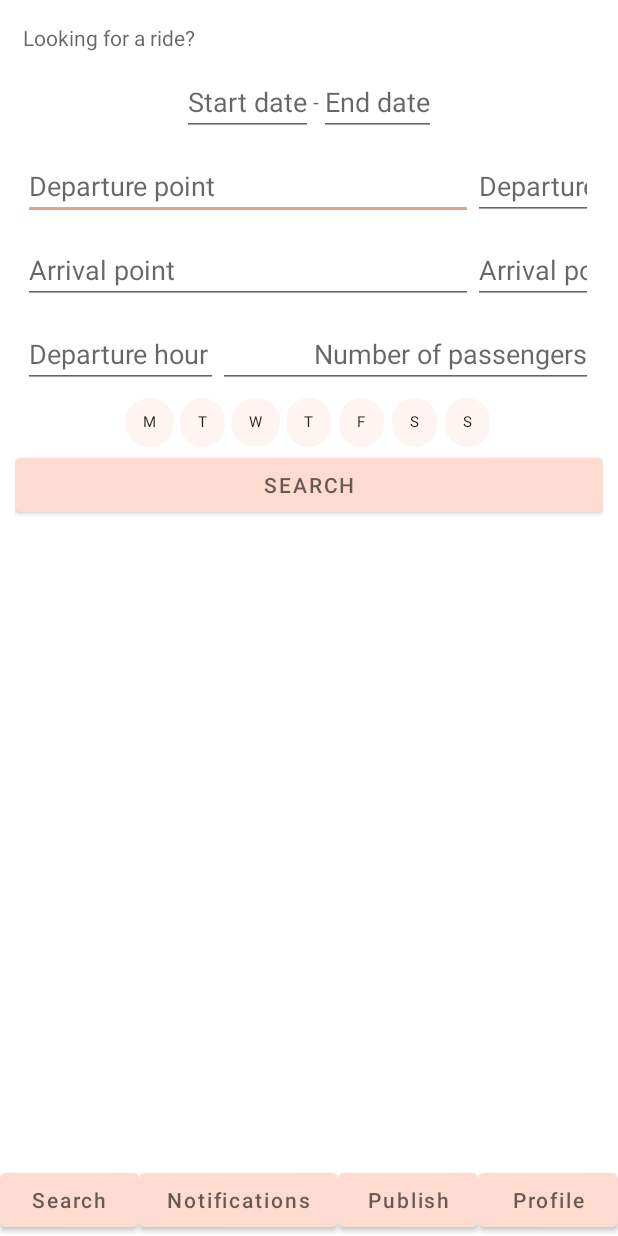
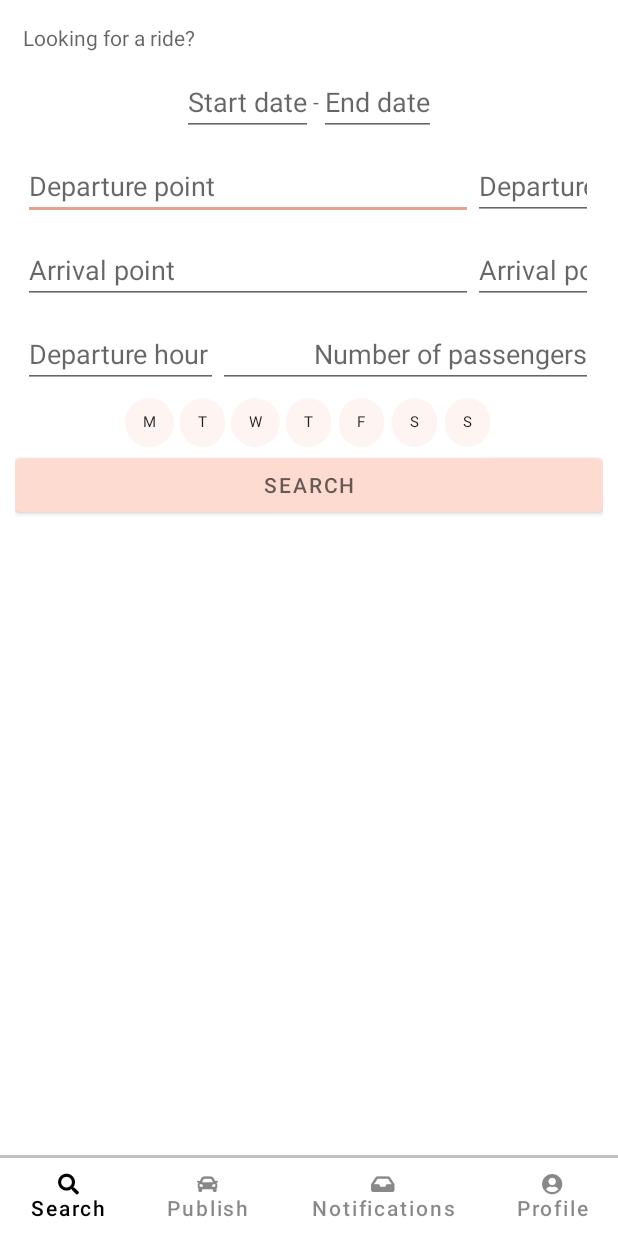
Before and after one commit to blancadomene/Driverse-Frontend, an Android app: the MainActivity screen opened directly, with no data from a screen before it, on a phone screen of 412 x 824 dp. Run offline under Robolectric (Android 15) with nearby library versions, the phone set to English and light mode, and no system bars.

Commit message:
"BottomBar style changed, fonts added."

```diff
--- a/app/build.gradle
+++ b/app/build.gradle
@@ -40,6 +40,10 @@ dependencies {
     implementation 'androidx.fragment:fragment:1.3.4'
     implementation "androidx.cardview:cardview:1.0.0"
     implementation 'com.google.android.gms:play-services-maps:17.0.1'
+    implementation 'androidx.lifecycle:lifecycle-livedata-ktx:2.3.1'
+    implementation 'androidx.lifecycle:lifecycle-viewmodel-ktx:2.3.1'
+    implementation 'androidx.navigation:navigation-fragment:2.3.0'
+    implementation 'androidx.navigation:navigation-ui:2.3.0'
     testImplementation 'junit:junit:4.13.2'
     androidTestImplementation 'androidx.test.ext:junit:1.1.2'
     androidTestImplementation 'androidx.test.espresso:espresso-core:3.3.0'
--- a/app/src/main/java/com/blancadomene/tfg/MainActivity.java
+++ b/app/src/main/java/com/blancadomene/tfg/MainActivity.java
@@ -9,6 +9,10 @@ import androidx.appcompat.app.AppCompatActivity;
 import androidx.fragment.app.FragmentManager;
 
 public class MainActivity extends AppCompatActivity {
+    Button searchViewButton;
+    Button publishViewButton;
+    Button notificationsViewButton;
+    Button profileViewButton;
     FragmentManager fragmentManager = null;
 
     @Override
@@ -17,20 +21,39 @@ public class MainActivity extends AppCompatActivity {
 
         super.onCreate(savedInstanceState);
         setContentView(R.layout.activity_main);
-
         fragmentManager = getSupportFragmentManager();
 
-        Button searchViewButton = this.findViewById(R.id.activity_main_search_button);
-        searchViewButton.setOnClickListener(this::showSearchView);
+        searchViewButton = this.findViewById(R.id.activity_main_search_button);
+        searchViewButton.setOnClickListener(v -> {
+            setGreyButtons();
+            searchViewButton.setTextColor(getResources().getColor(R.color.black));
+            showSearchView(v);
+        });
 
-        Button publishViewButton = this.findViewById(R.id.activity_main_publish_button);
-        publishViewButton.setOnClickListener(this::showPublishView);
+        publishViewButton = this.findViewById(R.id.activity_main_publish_button);
+        publishViewButton.setOnClickListener(v -> {
+            setGreyButtons();
+            publishViewButton.setTextColor(getResources().getColor(R.color.black));
+            this.showPublishView(v);
+        });
 
-        Button notificationsViewButton = this.findViewById(R.id.activity_main_notifications_button);
-        notificationsViewButton.setOnClickListener(this::showNotificationsView);
+        notificationsViewButton = this.findViewById(R.id.activity_main_notifications_button);
+        notificationsViewButton.setOnClickListener(v -> {
+            setGreyButtons();
+            notificationsViewButton.setTextColor(getResources().getColor(R.color.black));
+            showNotificationsView(v);
+        });
 
-        Button profileViewButton = this.findViewById(R.id.activity_main_profile_button);
-        profileViewButton.setOnClickListener(this::showProfileView);
+        profileViewButton = this.findViewById(R.id.activity_main_profile_button);
+        profileViewButton.setOnClickListener(v -> {
+            setGreyButtons();
+            profileViewButton.setTextColor(getResources().getColor(R.color.black));
+            showProfileView(v);
+        });
+
+        setGreyButtons();
+        searchViewButton.setTextColor(getResources().getColor(R.color.black));
+        showSearchView(null);
     }
 
     public void showSearchView(View view) {
@@ -64,4 +87,11 @@ public class MainActivity extends AppCompatActivity {
                 .addToBackStack("profileView")
                 .commit();
     }
+
+    public void setGreyButtons() {
+        searchViewButton.setTextColor(getResources().getColor(R.color.disabled_text));
+        publishViewButton.setTextColor(getResources().getColor(R.color.disabled_text));
+        notificationsViewButton.setTextColor(getResources().getColor(R.color.disabled_text));
+        profileViewButton.setTextColor(getResources().getColor(R.color.disabled_text));
+    }
 }
--- a/app/src/main/res/layout/activity_main.xml
+++ b/app/src/main/res/layout/activity_main.xml
@@ -16,11 +16,14 @@
 
         <androidx.fragment.app.FragmentContainerView
             android:id="@+id/activity_main_fragment_container_view"
-            android:name="com.blancadomene.tfg.SearchFragment"
             android:layout_width="match_parent"
             android:layout_height="match_parent"
-            android:layout_weight="1"/>
+            android:layout_weight="1" />
 
+        <View
+            android:layout_width="match_parent"
+            android:layout_height="2dp"
+            android:background="#c0c0c0" />
 
         <LinearLayout
             android:layout_width="match_parent"
@@ -32,36 +35,51 @@
                 android:layout_width="wrap_content"
                 android:layout_height="wrap_content"
                 android:layout_weight="1"
-                android:hint="@string/search_button"
-                android:text=""
+                android:background="@android:color/transparent"
+                android:fontFamily="@font/fa_solid_900"
+                android:lines="2"
+                android:text="@string/search_button_icon"
+                android:textAllCaps="false"
+                android:textFontWeight="500"
                 app:layout_constraintEnd_toEndOf="parent"
                 app:layout_constraintStart_toStartOf="parent" />
+
+            <Button
+                android:id="@+id/activity_main_publish_button"
+                android:layout_width="wrap_content"
+                android:layout_height="wrap_content"
+                android:layout_weight="1"
+                android:background="@android:color/transparent"
+                android:fontFamily="@font/fa_solid_900"
+                android:lines="2"
+                android:text="@string/publish_button_icon"
+                android:textAllCaps="false"
+                android:textFontWeight="500" />
 
             <Button
                 android:id="@+id/activity_main_notifications_button"
                 android:layout_width="wrap_content"
                 android:layout_height="wrap_content"
                 android:layout_weight="1"
-                android:hint="@string/notifications_button"
-                android:text="" />
-
-            <Button
-                android:id="@+id/activity_main_publish_button"
-                android:layout_width="wrap_content"
-                android:layout_height="wrap_content"
-                android:layout_weight="1"
-                android:hint="@string/publish_button"
-                android:text="" />
+                android:background="@android:color/transparent"
+                android:fontFamily="@font/fa_solid_900"
+                android:lines="2"
+                android:text="@string/notifications_button_icon"
+                android:textAllCaps="false"
+                android:textFontWeight="500" />
 
             <Button
                 android:id="@+id/activity_main_profile_button"
                 android:layout_width="wrap_content"
                 android:layout_height="wrap_content"
                 android:layout_weight="1"
-                android:hint="@string/profile_button"
-                android:text="" />
+                android:background="@android:color/transparent"
+                android:fontFamily="@font/fa_solid_900"
+                android:lines="2"
+                android:text="@string/profile_button_icon"
+                android:textAllCaps="false"
+                android:textFontWeight="500" />
         </LinearLayout>
-
     </LinearLayout>
 
 </androidx.constraintlayout.widget.ConstraintLayout>
--- a/app/src/main/res/values/colors.xml
+++ b/app/src/main/res/values/colors.xml
@@ -13,6 +13,8 @@
     <color name="light_blue_A400">#FF00B0FF</color>
     <color name="black_overlay">#66000000</color>
 
+
+    <color name="disabled_text">#77000000</color>
     <color name="watusi">#FEDBD0</color>
     <color name="rodeo_dust">#CAA99F</color>
     <color name="woody_brown">#442C2E</color>
--- a/app/src/main/res/values/strings.xml
+++ b/app/src/main/res/values/strings.xml
@@ -10,10 +10,11 @@
     <string name="password">Password</string>
 
     <!-- MainActivity -->
-    <string name="search_button">Search</string>
-    <string name="notifications_button">Notifications</string>
-    <string name="publish_button">Publish</string>
-    <string name="profile_button">Profile</string>
+    <string name="search_button_icon">&#xf002; Search</string>
+    <string name="notifications_button_icon">&#xf01c; Notifications</string>
+    <string name="publish_button_icon">&#xf1b9; Publish</string>
+    <string name="profile_button_icon">&#xf2bd; Profile</string>
+
 
     <!-- ProfileFragment & Ride details -->
     <string name="search_message">Looking for a ride?</string>
@@ -64,6 +65,10 @@
     <string name="card_message">Card message</string>
     <string name="notification_card_image">Notification card image</string>
     <string name="notifications_messages">Messages</string>
+    <string name="title_activity_main2">MainActivity</string>
+    <string name="title_home">Home</string>
+    <string name="title_dashboard">Dashboard</string>
+    <string name="title_notifications">Notifications</string>
 
 
 </resources>
```
Also changed, not shown: app/src/main/res/font/fa_brands_400.ttf (added), app/src/main/res/font/fa_regular_400.ttf (added), app/src/main/res/font/fa_solid_900.ttf (added).
